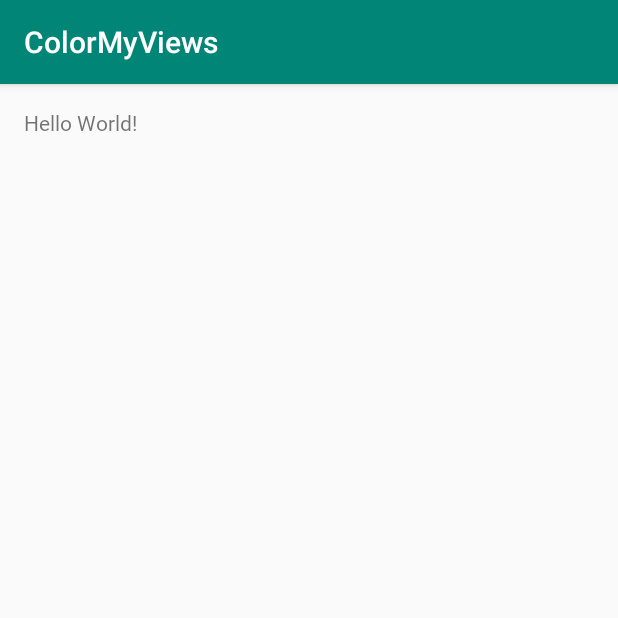
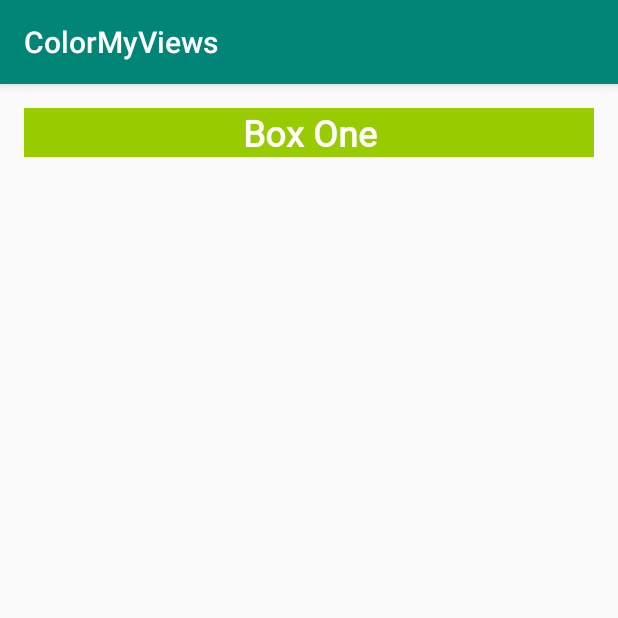
Before and after one commit to croworc/ColorMyViews, an Android app: the screen it shows after launch (MainActivity), on a phone screen of 412 x 824 dp, the top half of it. Run offline under Robolectric (Android 15) with nearby library versions, the phone set to English and light mode, and no system bars.

Commit message:
refactor: XML clean-up in activity_main layout file

```diff
--- a/app/src/main/res/layout/activity_main.xml
+++ b/app/src/main/res/layout/activity_main.xml
@@ -1,20 +1,23 @@
 <?xml version="1.0" encoding="utf-8"?>
-<androidx.constraintlayout.widget.ConstraintLayout
-    xmlns:android="http://schemas.android.com/apk/res/android"
+<androidx.constraintlayout.widget.ConstraintLayout xmlns:android="http://schemas.android.com/apk/res/android"
+    xmlns:app="http://schemas.android.com/apk/res-auto"
     xmlns:tools="http://schemas.android.com/tools"
-    xmlns:app="http://schemas.android.com/apk/res-auto"
     android:layout_width="match_parent"
     android:layout_height="match_parent"
     tools:context=".MainActivity">
 
     <TextView
-            android:layout_width="0dp"
-            android:layout_height="wrap_content"
-            android:text="Hello World!"
-            app:layout_constraintLeft_toLeftOf="parent"
-            app:layout_constraintRight_toRightOf="parent"
-            app:layout_constraintTop_toTopOf="parent" app:layout_constraintHorizontal_bias="0.0"
-            android:layout_marginLeft="16dp" android:layout_marginRight="16dp" android:layout_marginTop="16dp"
-            android:fontFamily="@font/roboto"/>
+
+        android:id="@+id/box_one_text"
+        style="@style/WhiteBox"
+        android:layout_width="0dp"
+        android:layout_height="wrap_content"
+        android:layout_marginStart="@dimen/margin_wide"
+        android:layout_marginTop="@dimen/margin_wide"
+        android:layout_marginEnd="@dimen/margin_wide"
+        android:text="@string/box_one"
+        app:layout_constraintEnd_toEndOf="parent"
+        app:layout_constraintStart_toStartOf="parent"
+        app:layout_constraintTop_toTopOf="parent" />
 
 </androidx.constraintlayout.widget.ConstraintLayout>
--- a/app/src/main/res/values/strings.xml
+++ b/app/src/main/res/values/strings.xml
@@ -1,3 +1,4 @@
 <resources>
     <string name="app_name">ColorMyViews</string>
+    <string name="box_one">Box One</string>
 </resources>
```
